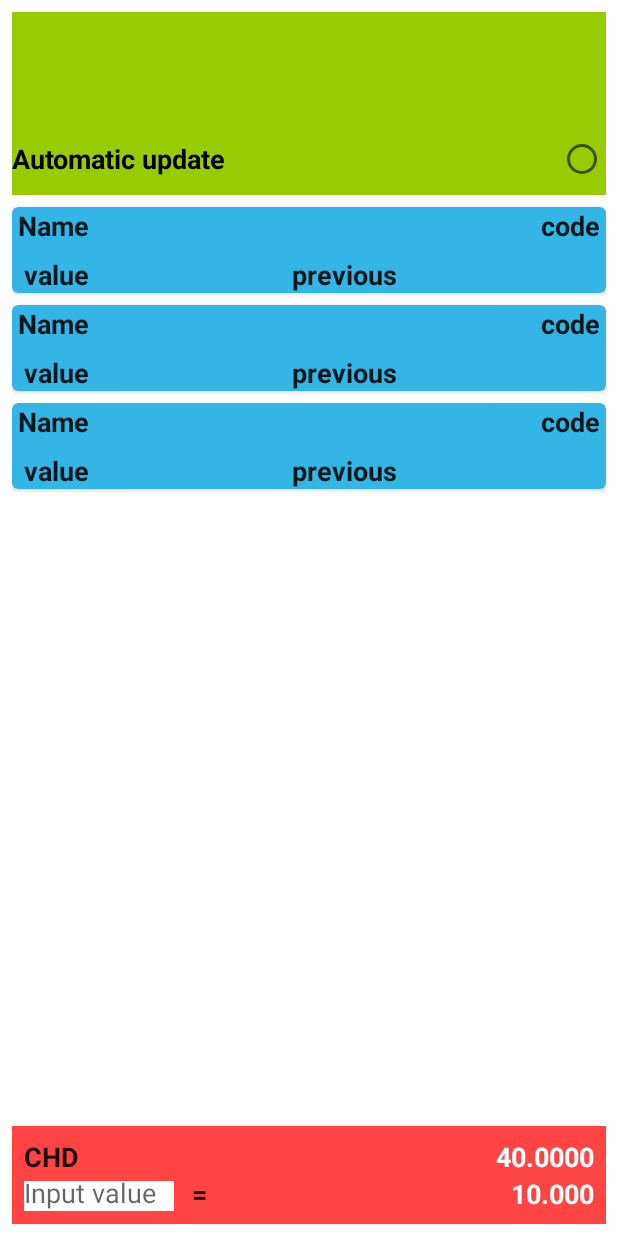
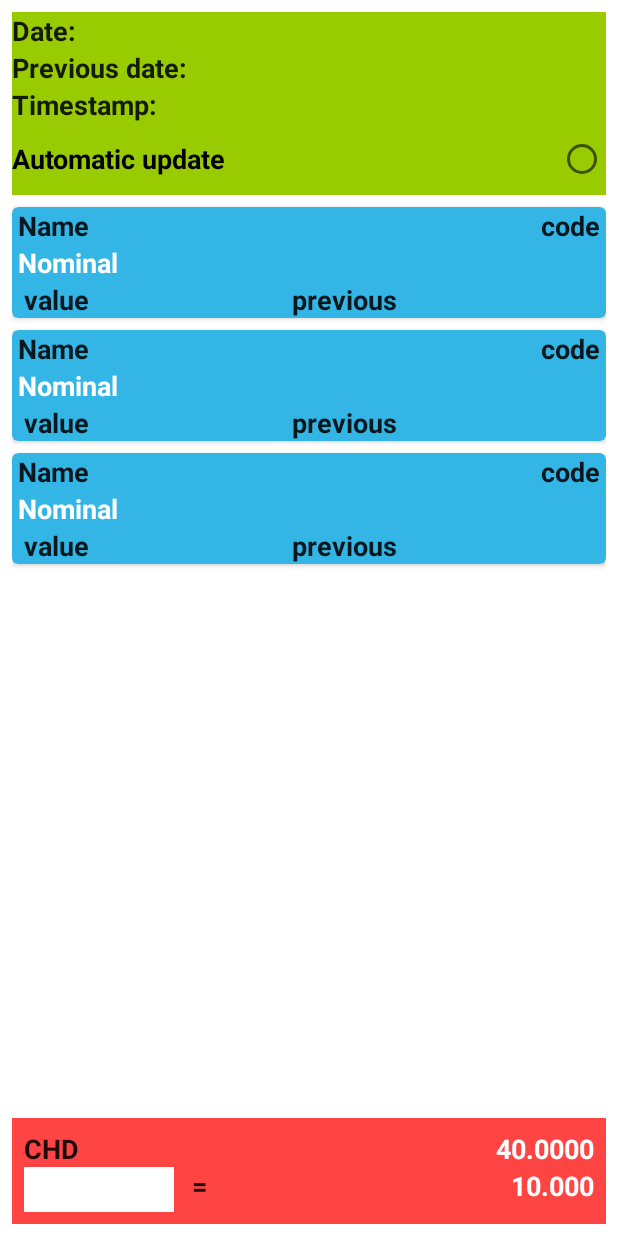
Before and after one commit to RustamPlanirovich/FocusStart, an Android app: the layout activity_main.xml on its own in the app's theme, with its tools: preview values and no code run, on a phone screen of 412 x 824 dp. Run offline under Robolectric (Android 15) with nearby library versions, the phone set to English and light mode, and no system bars.

Commit message:
last update

```diff
--- a/app/src/main/AndroidManifest.xml
+++ b/app/src/main/AndroidManifest.xml
@@ -13,10 +13,10 @@
         android:theme="@style/Theme.FocusStart">
         <activity
             android:name=".MainActivity"
-            android:exported="true">
+            android:exported="true"
+            android:screenOrientation="sensor">
             <intent-filter>
                 <action android:name="android.intent.action.MAIN" />
-
                 <category android:name="android.intent.category.LAUNCHER" />
             </intent-filter>
         </activity>
--- a/app/src/main/java/com/example/focusstart/retrofit/model/RateDeserialazer.kt
+++ b/app/src/main/java/com/example/focusstart/retrofit/model/RateDeserialazer.kt
@@ -1,10 +1,8 @@
 package com.example.focusstart.retrofit.model
 
-import android.util.Log
 import com.example.focusstart.util.parseDate
 import com.google.gson.*
 import java.lang.reflect.Type
-import java.text.ParseException
 import javax.inject.Inject
 
 class RateDeserialazer @Inject constructor(): JsonDeserializer<Rate> {
--- a/app/src/main/res/layout/activity_main.xml
+++ b/app/src/main/res/layout/activity_main.xml
@@ -17,6 +17,9 @@
             name="progress"
             type="Boolean" />
         <import type="android.view.View" />
+        <variable
+            name="currentValue"
+            type="com.example.focusstart.retrofit.model.Currency" />
     </data>
 <androidx.constraintlayout.widget.ConstraintLayout
     android:layout_width="match_parent"
@@ -24,40 +27,66 @@
     android:layout_margin="8dp"
     tools:context=".MainActivity">
 
-    <LinearLayout
+    <RelativeLayout
         android:id="@+id/timeLayout"
         android:layout_width="match_parent"
         android:layout_height="wrap_content"
         android:background="@android:color/holo_green_light"
-        android:orientation="vertical"
         app:layout_constraintTop_toTopOf="parent">
 
         <TextView
             android:id="@+id/curentTV"
-            android:layout_width="match_parent"
+            android:layout_alignParentTop="true"
+            android:layout_width="wrap_content"
             android:layout_height="wrap_content"
-            android:text="@{@string/cur_date(curDate)}" />
+            android:text="@string/cur_date" />
 
         <TextView
             android:id="@+id/previousTV"
-            android:layout_width="match_parent"
+            android:layout_below="@id/curentTV"
+            android:layout_width="wrap_content"
             android:layout_height="wrap_content"
-            android:text="@{@string/prev_date(prevDate)}" />
+            android:text="@string/prev_date" />
 
         <TextView
             android:id="@+id/timestampTV"
-            android:layout_width="match_parent"
+            android:layout_width="wrap_content"
             android:layout_height="wrap_content"
-            android:text="@{@string/timestamp(timeStamp)}" />
+            android:layout_below="@id/previousTV"
+            android:text="@string/timestamp" />
+
+        <TextView
+            android:id="@+id/currentDateTV"
+            android:layout_width="wrap_content"
+            android:layout_height="wrap_content"
+            android:layout_alignParentTop="true"
+            android:layout_alignParentEnd="true"
+            android:text="@{curDate != null ? curDate : @string/zero_time}" />
+        <TextView
+            android:id="@+id/previousDateTV"
+            android:layout_width="wrap_content"
+            android:layout_height="wrap_content"
+            android:layout_below="@id/curentTV"
+            android:layout_alignParentEnd="true"
+            android:text="@{prevDate != null ? prevDate : @string/zero_time}" />
+        <TextView
+            android:id="@+id/timestampDateTV"
+            android:layout_width="wrap_content"
+            android:layout_height="wrap_content"
+            android:layout_below="@id/previousTV"
+            android:layout_alignParentEnd="true"
+            android:text="@{timeStamp != null ? timeStamp : @string/zero_time}" />
 
         <CheckBox
+            android:id="@+id/autoUpdateCHB"
             style="@style/CustomFont"
+            android:layout_below="@id/timestampTV"
             android:layout_width="match_parent"
             android:layout_height="wrap_content"
             android:button="@null"
             android:drawableEnd="?android:attr/listChoiceIndicatorSingle"
             android:text="@string/autoupdate_chbx" />
-    </LinearLayout>
+    </RelativeLayout>
 
     <androidx.swiperefreshlayout.widget.SwipeRefreshLayout
         android:id="@+id/swipeLayout"
@@ -88,7 +117,8 @@
             android:layout_width="wrap_content"
             android:layout_height="wrap_content"
             android:layout_alignParentStart="true"
-            tools:text="CHD"/>
+            android:text="@{currentValue.charCode != null ? currentValue.charCode : @string/default_charcode}"
+            tools:text="CHD" />
 
         <TextView
             android:id="@+id/curRateTv"
@@ -97,17 +127,17 @@
             android:layout_alignParentEnd="true"
             android:layout_marginStart="8dp"
             android:textColor="@color/white"
+            android:text="@{Double.toString(currentValue.value)}"
             tools:text="40.0000" />
-
         <EditText
             android:id="@+id/valueET"
             android:layout_width="100dp"
-            android:layout_height="20dp"
+            android:layout_height="30dp"
             android:layout_below="@id/charcodeTV"
-            android:layout_marginTop="4dp"
-            android:background="@color/white"
-            android:hint="@string/input_value"
-            android:inputType="numberSigned" />
+            android:inputType="numberDecimal"
+            android:maxLines="1"
+            android:maxLength="10"
+            android:background="@color/white"/>
 
         <TextView
             android:layout_width="wrap_content"
@@ -116,15 +146,15 @@
             android:layout_toEndOf="@id/valueET"
             android:layout_marginStart="12dp"
             android:text="@string/result"/>
+
         <TextView
             android:id="@+id/convertedTV"
-            android:textColor="@color/white"
             android:layout_width="wrap_content"
             android:layout_height="wrap_content"
             android:layout_below="@id/charcodeTV"
             android:layout_alignParentEnd="true"
-            tools:text="10.000"
-            />
+            android:textColor="@color/white"
+            tools:text="10.000" />
     </RelativeLayout>
 </androidx.constraintlayout.widget.ConstraintLayout>
 </layout>
--- a/app/src/main/res/layout/currency_item.xml
+++ b/app/src/main/res/layout/currency_item.xml
@@ -16,45 +16,48 @@
         android:layout_marginTop="8dp"
         app:cardCornerRadius="4dp">
 
-        <LinearLayout
+        <RelativeLayout
             android:layout_width="match_parent"
             android:layout_height="wrap_content"
             android:orientation="vertical"
             android:paddingStart="4dp"
             android:paddingEnd="4dp">
 
-            <LinearLayout
-                android:layout_width="match_parent"
-                android:layout_height="wrap_content"
-                android:layout_marginBottom="8dp"
-                android:orientation="horizontal">
-
                 <TextView
-                    android:id="@+id/name"
-                    android:layout_width="0dp"
+                    android:id="@+id/nameTV"
+                    android:layout_width="wrap_content"
                     android:layout_height="wrap_content"
                     android:layout_marginEnd="4dp"
-                    android:layout_weight="1"
+                    android:layout_alignParentStart="true"
                     android:text="@{currency.name}"
                     tools:text="Name" />
 
                 <TextView
-                    android:id="@+id/charcode"
+                    android:id="@+id/charcodeTV"
                     android:layout_width="wrap_content"
                     android:layout_height="wrap_content"
                     android:text="@{currency.charCode}"
+                    android:layout_alignParentEnd="true"
                     tools:text="code" />
-            </LinearLayout>
+            <TextView
+                android:id="@+id/nominalTV"
+                android:textColor="@color/white"
+                android:layout_width="wrap_content"
+                android:layout_height="wrap_content"
+                android:layout_below="@+id/nameTV"
+                android:text="@{@string/nominal(currency.nominal)}"
+                tools:text="Nominal"/>
 
             <LinearLayout
                 android:layout_width="match_parent"
                 android:layout_height="wrap_content"
                 android:orientation="horizontal"
+                android:layout_below="@+id/nominalTV"
                 android:paddingStart="4dp"
                 android:paddingEnd="4dp">
 
                 <TextView
-                    android:id="@+id/value"
+                    android:id="@+id/valueTV"
                     android:layout_width="wrap_content"
                     android:layout_height="wrap_content"
                     android:layout_marginEnd="4dp"
@@ -63,13 +66,13 @@
                     tools:text="value" />
 
                 <TextView
-                    android:id="@+id/previous"
+                    android:id="@+id/previousTV"
                     android:layout_width="wrap_content"
                     android:layout_height="wrap_content"
                     android:layout_weight="1"
                     android:text="@{@string/prev_value(currency.previous)}"
                     tools:text="previous" />
             </LinearLayout>
-        </LinearLayout>
+        </RelativeLayout>
     </androidx.cardview.widget.CardView>
 </layout>
--- a/app/src/main/res/values/strings.xml
+++ b/app/src/main/res/values/strings.xml
@@ -2,11 +2,16 @@
     <string name="app_name">FocusStart</string>
     <string name="cur_value">Value: %1$.4f</string>
     <string name="prev_value">Previous: %1$.4f</string>
-    <string name="cur_date">Date: %1S</string>
-    <string name="prev_date">Previous date: %1S</string>
-    <string name="timestamp">Timestamp: %1S</string>
+    <string name="cur_date">Date:</string>
+    <string name="prev_date">Previous date:</string>
+    <string name="timestamp">Timestamp:</string>
     <string name="autoupdate_chbx">Automatic update</string>
     <string name="update_success">Updated</string>
     <string name="input_value">Input value</string>
     <string name="result">=</string>
+    <string name="zero_time">00:00:00</string>
+    <string name="default_value">0.0000</string>
+    <string name="default_charcode">\???\</string>
+    <string name="nominal">Nominal: x%1d</string>
+    <string name="checkbox_pref">checkbox_pref</string>
 </resources>
--- a/app/src/main/res/values/themes.xml
+++ b/app/src/main/res/values/themes.xml
@@ -1,6 +1,6 @@
 <resources xmlns:tools="http://schemas.android.com/tools">
     <!-- Base application theme. -->
-    <style name="Theme.FocusStart" parent="Theme.MaterialComponents.DayNight.DarkActionBar">
+    <style name="Theme.FocusStart" parent="Theme.MaterialComponents.DayNight.NoActionBar">
         <!-- Primary brand color. -->
         <item name="colorPrimary">@color/purple_500</item>
         <item name="colorPrimaryVariant">@color/purple_700</item>
```
Also changed, not shown: app/src/main/java/com/example/focusstart/Adapter.kt (+9 -6 lines), app/src/main/java/com/example/focusstart/MainActivity.kt (+70 -18 lines), app/src/main/java/com/example/focusstart/ViewModel.kt (+32 -7 lines).
